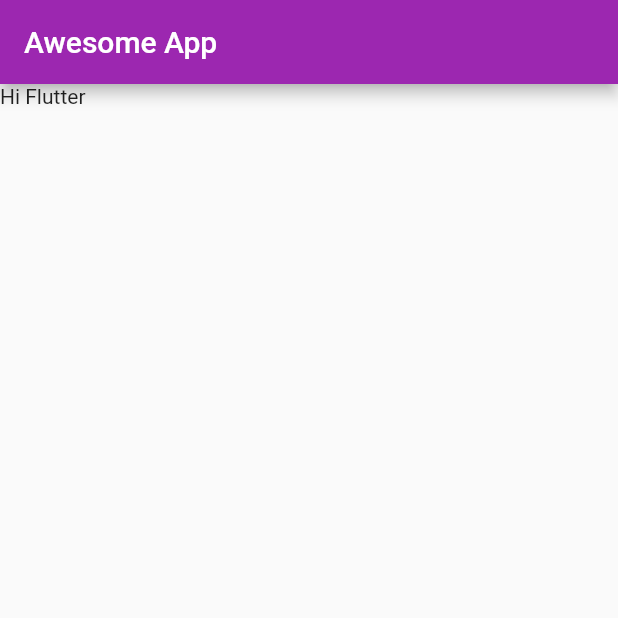
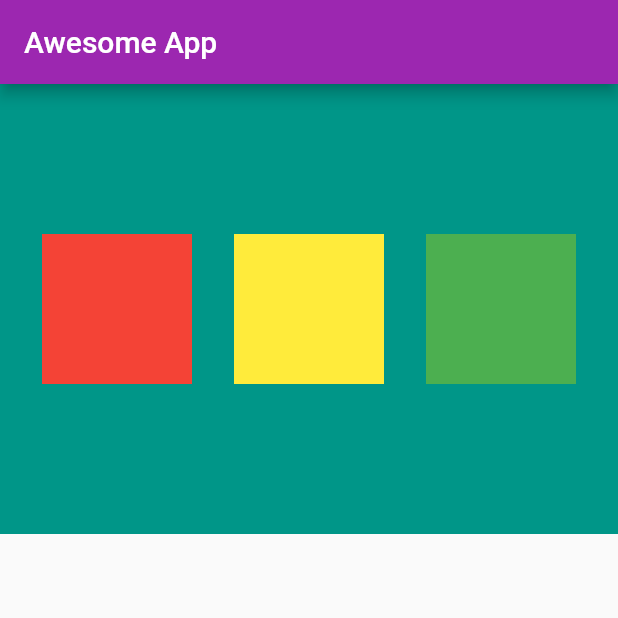
Before and after one commit to Abelgukwe/new_app, a Flutter app: the screen it shows after launch, on a phone screen of 412 x 824 dp, the top half of it. Run offline on Flutter 3.47's test engine with Material 2 defaults, Android fonts, the phone set to English and light mode, and no system bars.

Commit message:
ch2 complete

```diff
--- a/lib/main.dart
+++ b/lib/main.dart
@@ -17,7 +17,35 @@ class Homepage extends StatelessWidget {
         title: Text("Awesome App"),
       ),
       body: Container(
-        child: Text("Hi Flutter"),
+        color: Colors.teal,
+        height: 300,
+        child: Row(
+          mainAxisAlignment: MainAxisAlignment.spaceEvenly,
+          crossAxisAlignment: CrossAxisAlignment.center,
+          children: [
+            Container(
+              padding: const EdgeInsets.all(8),
+              width: 100,
+              height: 100,
+              color: Colors.red,
+              alignment: Alignment.center,
+            ),
+            Container(
+              padding: const EdgeInsets.all(8),
+              width: 100,
+              height: 100,
+              color: Colors.yellow,
+              alignment: Alignment.center,
+            ),
+            Container(
+              padding: const EdgeInsets.all(8),
+              width: 100,
+              height: 100,
+              color: Colors.green,
+              alignment: Alignment.center,
+            ),
+          ],
+        ),
       ),
     );
   }
```
